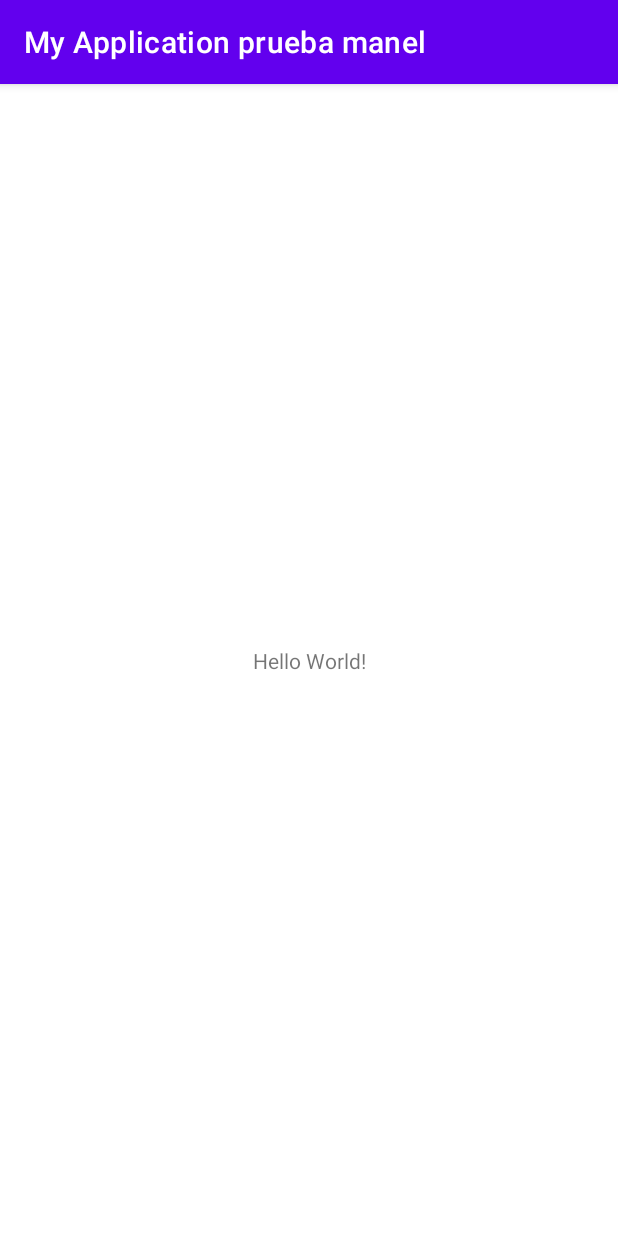
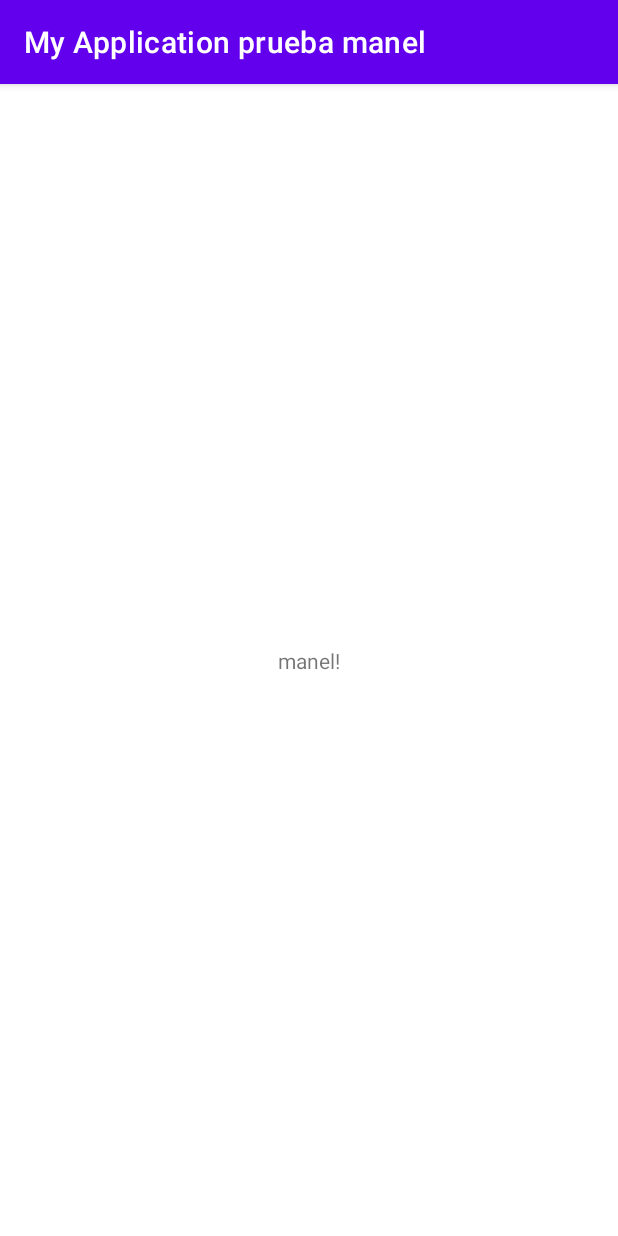
Before and after one commit to aprendizdetrading/My-Application-prueba-manel, an Android app: the screen it shows after launch (MainActivity), on a phone screen of 412 x 824 dp. Run offline under Robolectric (Android 15) with nearby library versions, the phone set to English and light mode, and no system bars.

Commit message:
prueba 4

```diff
--- a/app/src/main/res/layout/activity_main.xml
+++ b/app/src/main/res/layout/activity_main.xml
@@ -9,7 +9,7 @@
     <TextView
         android:layout_width="wrap_content"
         android:layout_height="wrap_content"
-        android:text="Hello World!"
+        android:text="manel!"
         app:layout_constraintBottom_toBottomOf="parent"
         app:layout_constraintEnd_toEndOf="parent"
         app:layout_constraintStart_toStartOf="parent"
```
